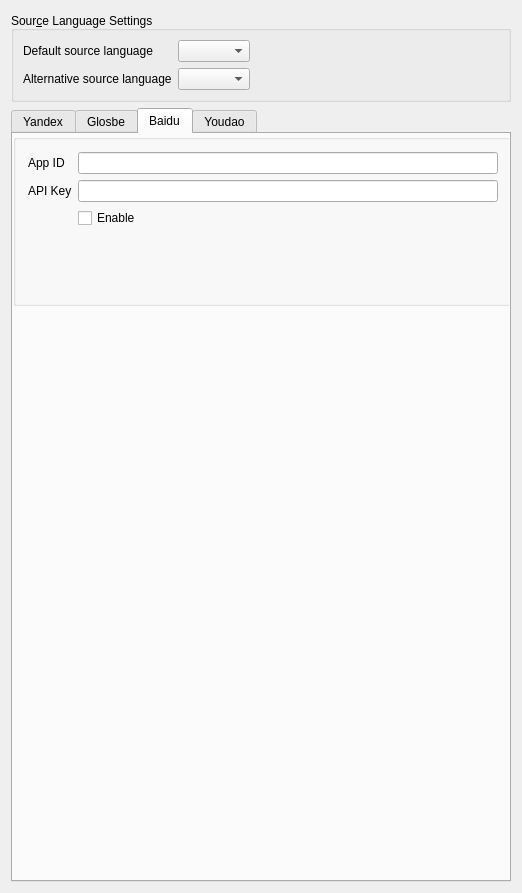
This is config/translator_config.ui in naraesk/krunner-translator as Qt 5 draws it before an edit. The edited form follows.
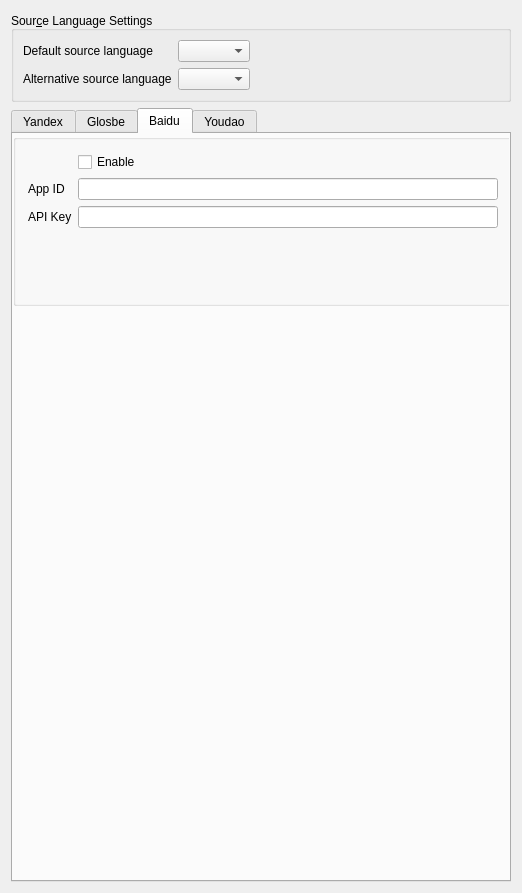
This is the edited form. The open tabs and pages were chosen to show the change.

Commit message: move enable button at the top

```diff
--- a/config/translator_config.ui
+++ b/config/translator_config.ui
@@ -266,27 +266,27 @@
           <property name="bottomMargin">
            <number>6</number>
           </property>
-          <item row="0" column="0">
+          <item row="1" column="0">
            <widget class="QLabel" name="label">
             <property name="text">
              <string>App ID</string>
             </property>
            </widget>
           </item>
-          <item row="0" column="1">
+          <item row="1" column="1">
            <widget class="QLineEdit" name="baiduAPPID"/>
           </item>
-          <item row="2" column="0">
+          <item row="3" column="0">
            <widget class="QLabel" name="label_2">
             <property name="text">
              <string>API Key</string>
             </property>
            </widget>
           </item>
-          <item row="2" column="1">
-           <widget class="QLineEdit" name="baiduApiKey"/>
-          </item>
           <item row="3" column="1">
+           <widget class="QLineEdit" name="baiduApiKey"/>
+          </item>
+          <item row="0" column="1">
            <widget class="QCheckBox" name="baiduEnable">
             <property name="text">
              <string>Enable</string>
```
Left out of the diff: 2 changed lines with no effect on the pictures.
